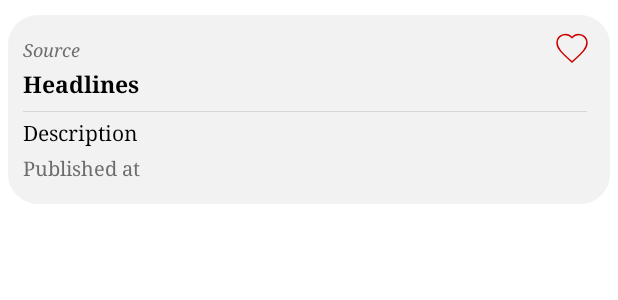
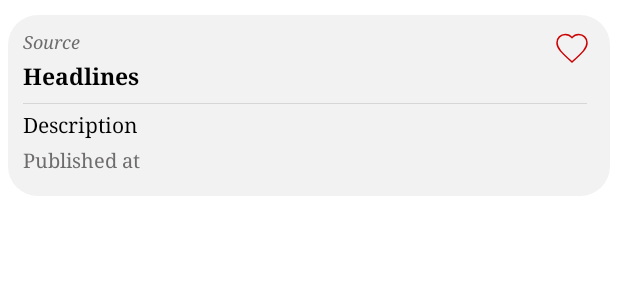
Before and after one commit to Maniharika-1/News-App, an Android app: the layout news_list_item.xml on its own in the app's theme, with its tools: preview values and no code run, on a phone screen of 412 x 824 dp. Shown: the top 300 px of the screen. Run offline under Robolectric (Android 15) with nearby library versions, the phone set to English and light mode, and no system bars.

Commit message:
Minor updates to news item.

```diff
--- a/app/src/main/res/layout/news_list_item.xml
+++ b/app/src/main/res/layout/news_list_item.xml
@@ -19,7 +19,6 @@
         android:textSize="12sp"
         android:textStyle="italic"
         android:fontFamily="serif"
-        android:paddingTop="5dp"
         app:layout_constraintStart_toStartOf="parent"
         app:layout_constraintTop_toTopOf="parent"/>
 
```
